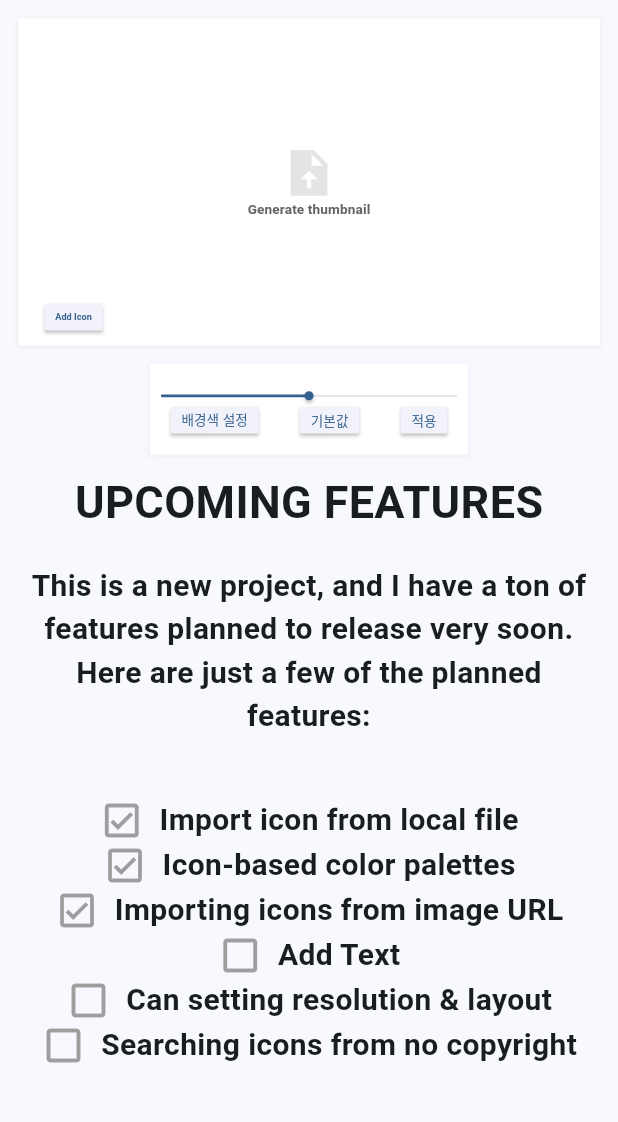
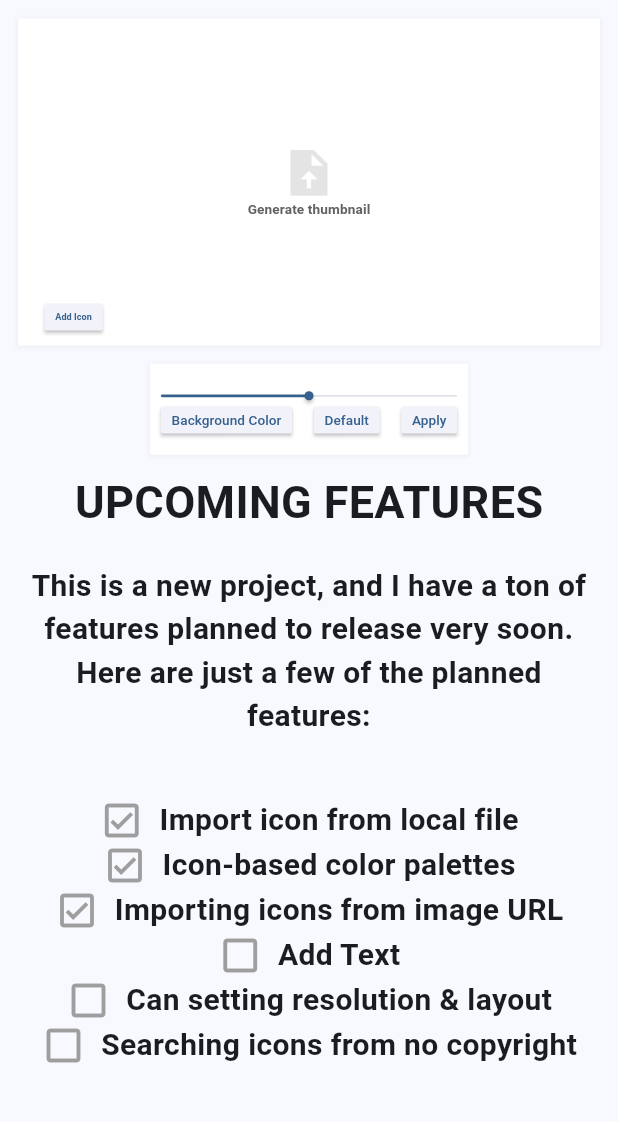
Before and after one commit to Mossworm/flutter-thumbnail-maker, a Flutter app: the screen it shows after launch, on a phone screen of 412 x 824 dp, the part 47-1169 px from its top. Run offline on Flutter 3.47's test engine with Material 3 defaults, Android fonts, the phone set to English and light mode, and no system bars; our stand-ins replace dotted_border, flutter_colorpicker; missing offline and left inert: desktop_drop, image_downloader_web, image_picker_web.

Commit message:
chore: 글씨 영문으로 변경

```diff
--- a/lib/main.dart
+++ b/lib/main.dart
@@ -480,7 +480,8 @@ class _SettingWidgetState extends State<SettingWidget> {
                       },
                     );
                   },
-                  child: const Text('배경색 설정', style: TextStyle(fontSize: 30))),
+                  child: const Text('Background Color',
+                      style: TextStyle(fontSize: 30))),
               ElevatedButton(
                   style: ElevatedButton.styleFrom(
                       minimumSize: const Size(100, 59),
@@ -492,7 +493,7 @@ class _SettingWidgetState extends State<SettingWidget> {
                       currentValue = 300;
                     });
                   },
-                  child: const Text('기본값', style: TextStyle(fontSize: 30))),
+                  child: const Text('Default', style: TextStyle(fontSize: 30))),
               ElevatedButton(
                   style: ElevatedButton.styleFrom(
                       minimumSize: const Size(100, 59),
@@ -507,7 +508,7 @@ class _SettingWidgetState extends State<SettingWidget> {
                         .read<SelectedImage>()
                         .imageResize(currentValue.toInt());
                   },
-                  child: const Text('적용', style: TextStyle(fontSize: 30))),
+                  child: const Text('Apply', style: TextStyle(fontSize: 30))),
             ],
           ),
         ],
```
Also changed, not shown: 1 other file.
